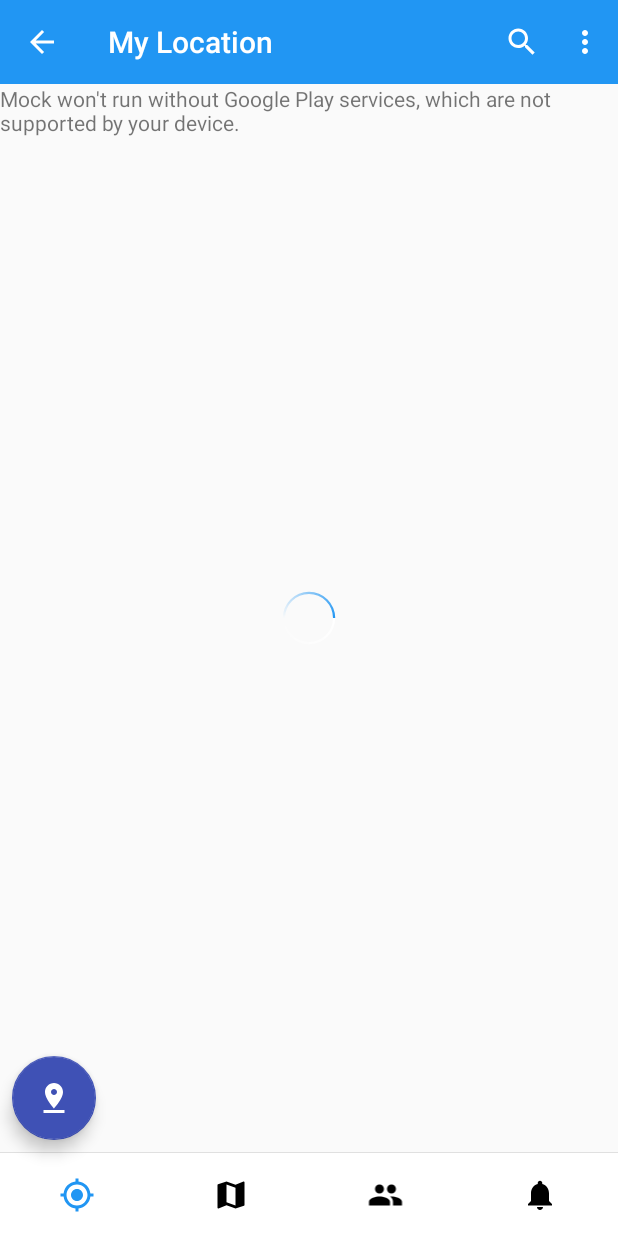
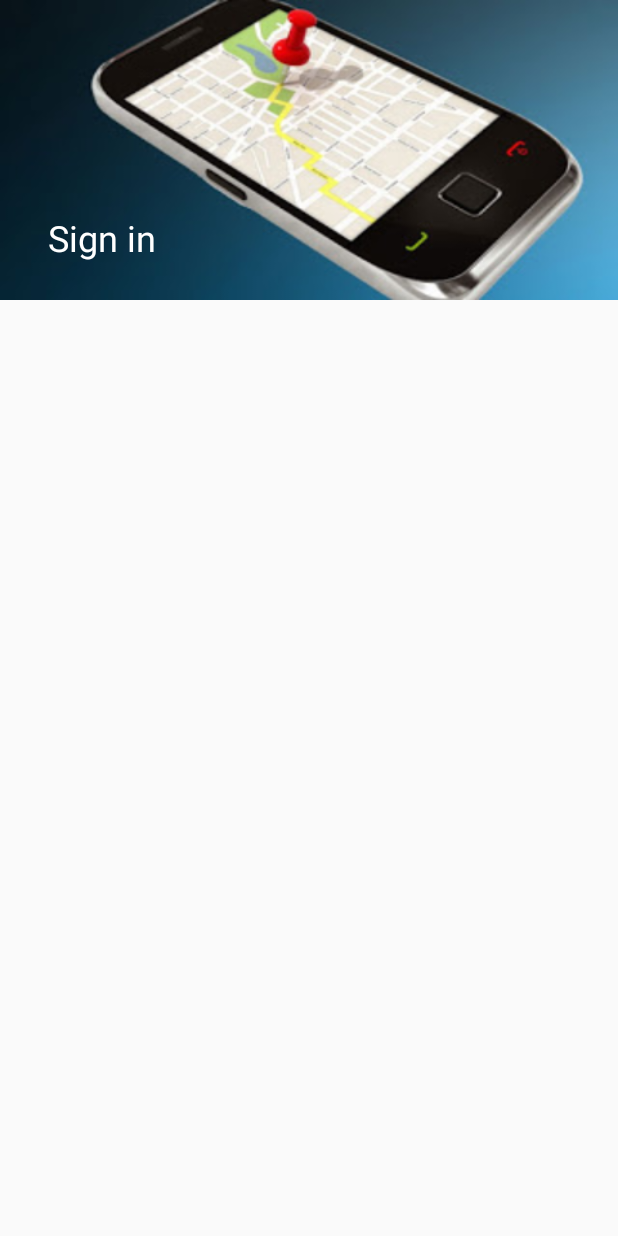
Before and after one commit to ahqmrf/Mock, an Android app: the screen it shows after launch (MyLocationActivity before the commit, SignInActivity after it), on a phone screen of 412 x 824 dp. Run offline under Robolectric (Android 15) with nearby library versions, the phone set to English and light mode, and no system bars; our stand-ins replace ButterKnife.

Commit message:
collapsing toolbar added

```diff
--- a/app/src/main/AndroidManifest.xml
+++ b/app/src/main/AndroidManifest.xml
@@ -17,11 +17,7 @@
         <activity
             android:name=".activity.MyLocationActivity"
             android:launchMode="singleTask">
-            <intent-filter>
-                <action android:name="android.intent.action.MAIN" />
 
-                <category android:name="android.intent.category.LAUNCHER" />
-            </intent-filter>
         </activity>
 
         <meta-data
@@ -31,6 +27,13 @@
         <activity
             android:name=".activity.FriendsListActivity"
             android:launchMode="singleTask" />
+        <activity android:name=".activity.SignInActivity">
+            <intent-filter>
+                <action android:name="android.intent.action.MAIN" />
+
+                <category android:name="android.intent.category.LAUNCHER" />
+            </intent-filter>
+        </activity>
     </application>
 
 </manifest>
--- a/app/src/main/java/apps/ahqmrf/mock/activity/MyLocationActivity.java
+++ b/app/src/main/java/apps/ahqmrf/mock/activity/MyLocationActivity.java
@@ -115,8 +115,10 @@ public class MyLocationActivity extends BaseActivity implements OnMapReadyCallba
                     TextView country = (TextView) v.findViewById(R.id.text_country);
 
                     LatLng latLng = marker.getPosition();
-                    lat.setText("Latitude: " + latLng.latitude);
-                    lng.setText("Longitude: " + latLng.longitude);
+                    String latStr = "Latitude: " + latLng.latitude;
+                    lat.setText(latStr);
+                    String lngStr = "Longitude: " + latLng.longitude;
+                    lng.setText(lngStr);
                     Geocoder geocoder = new Geocoder(getApplicationContext(), Locale.getDefault());
                     try {
                         List<Address> addresses = geocoder.getFromLocation(latLng.latitude, latLng.longitude, 1);
@@ -197,12 +199,14 @@ public class MyLocationActivity extends BaseActivity implements OnMapReadyCallba
         Geocoder geocoder = new Geocoder(this, Locale.getDefault());
         try {
             List<Address> addresses = geocoder.getFromLocation(latLng.latitude, latLng.longitude, 1);
-            Address obj = addresses.get(0);
-            String add = obj.getAddressLine(0);
-            add = add + ", " + obj.getLocality();
-            add = add + ", " + obj.getCountryName();
+            if(addresses != null && addresses.size() > 0) {
+                Address obj = addresses.get(0);
+                String add = obj.getAddressLine(0);
+                add = add + ", " + obj.getLocality();
+                add = add + ", " + obj.getCountryName();
 
-            refState.setValue(add);
+                refState.setValue(add);
+            }
         } catch (IOException e) {
             e.printStackTrace();
         }
--- /dev/null
+++ b/app/src/main/java/apps/ahqmrf/mock/activity/SignInActivity.java
@@ -0,0 +1,36 @@
+package apps.ahqmrf.mock.activity;
+
+import android.content.pm.ActivityInfo;
+import android.support.annotation.Nullable;
+import android.support.v7.app.AppCompatActivity;
+import android.os.Bundle;
+import android.support.v7.widget.Toolbar;
+import android.view.WindowManager;
+
+import apps.ahqmrf.mock.R;
+import butterknife.BindString;
+import butterknife.BindView;
+import butterknife.ButterKnife;
+
+public class SignInActivity extends AppCompatActivity {
+
+    @Nullable
+    @BindView(R.id.app_toolbar)
+    protected Toolbar toolbar;
+
+    @BindString(R.string.title_sign_in) String title;
+
+    @Override
+    protected void onCreate(Bundle savedInstanceState) {
+        super.onCreate(savedInstanceState);
+        setContentView(R.layout.activity_sign_in);
+        ButterKnife.bind(this);
+        setRequestedOrientation(ActivityInfo.SCREEN_ORIENTATION_PORTRAIT);
+        getWindow().setSoftInputMode(WindowManager.LayoutParams.SOFT_INPUT_STATE_HIDDEN);
+
+        if (toolbar != null) {
+            setSupportActionBar(toolbar);
+            setTitle(title);
+        }
+    }
+}
--- /dev/null
+++ b/app/src/main/res/layout/activity_sign_in.xml
@@ -0,0 +1,55 @@
+<?xml version="1.0" encoding="utf-8"?>
+<android.support.design.widget.CoordinatorLayout
+    xmlns:android="http://schemas.android.com/apk/res/android"
+    xmlns:app="http://schemas.android.com/apk/res-auto"
+    android:layout_width="match_parent"
+    android:layout_height="match_parent"
+    android:id="@+id/activity_auth"
+    >
+
+    <android.support.design.widget.AppBarLayout
+        android:id="@+id/appbarLayout"
+        android:layout_width="match_parent"
+        android:layout_height="wrap_content"
+        android:fitsSystemWindows="true"
+        android:background="@color/colorPrimary"
+        android:theme="@style/ThemeOverlay.AppCompat.Dark.ActionBar">
+
+        <android.support.design.widget.CollapsingToolbarLayout
+            android:id="@+id/collapsing_toolbar"
+            android:layout_width="match_parent"
+            android:layout_height="wrap_content"
+            android:fitsSystemWindows="true"
+            app:contentScrim="?attr/colorPrimary"
+            app:expandedTitleTextAppearance="@style/CollapsingToolBarTextAppearance"
+            app:layout_scrollFlags="scroll|exitUntilCollapsed|snap">
+
+                <ImageView
+                    android:layout_width="match_parent"
+                    android:layout_height="200dp"
+                    app:layout_collapseMode="parallax"
+                    android:scaleType="fitXY"
+                    android:src="@drawable/auth_banner"/>
+
+            <android.support.v7.widget.Toolbar
+                android:id="@+id/app_toolbar"
+                android:layout_width="match_parent"
+                android:layout_height="?attr/actionBarSize"
+                android:background="@android:color/transparent"
+                app:layout_collapseMode="pin" />
+
+        </android.support.design.widget.CollapsingToolbarLayout>
+
+
+    </android.support.design.widget.AppBarLayout>
+
+    <android.support.v4.widget.NestedScrollView
+        android:layout_width="match_parent"
+        android:layout_height="match_parent"
+        android:fillViewport="true"
+        app:layout_behavior="@string/appbar_scrolling_view_behavior">
+
+        <include layout="@layout/layout_sign_in"/>
+    </android.support.v4.widget.NestedScrollView>
+
+</android.support.design.widget.CoordinatorLayout>
--- /dev/null
+++ b/app/src/main/res/layout/layout_sign_in.xml
@@ -0,0 +1,9 @@
+<?xml version="1.0" encoding="utf-8"?>
+<LinearLayout xmlns:android="http://schemas.android.com/apk/res/android"
+    android:layout_width="match_parent"
+    android:layout_height="match_parent"
+    android:orientation="vertical"
+    android:padding="16dp">
+
+
+</LinearLayout>
--- a/app/src/main/res/values/colors.xml
+++ b/app/src/main/res/values/colors.xml
@@ -1,6 +1,7 @@
 <?xml version="1.0" encoding="utf-8"?>
 <resources>
     <color name="colorPrimary">#2196F3</color>
+    <color name="colorPrimaryTransparent">#b32196f3</color>
     <color name="colorPrimaryDark">#3F51B5</color>
     <color name="colorAccent">@color/colorPrimary</color>
     <color name="red">#F44336</color>
--- a/app/src/main/res/values/strings.xml
+++ b/app/src/main/res/values/strings.xml
@@ -8,4 +8,5 @@
     <string name="help">Help</string>
     <string name="title_my_location">My Location</string>
     <string name="title_my_friends">My Friends</string>
+    <string name="title_sign_in">Sign in</string>
 </resources>
--- a/app/src/main/res/values/styles.xml
+++ b/app/src/main/res/values/styles.xml
@@ -35,4 +35,17 @@
         <item name="android:maxLines">1</item>
     </style>
 
+    <style name="MyCustomTextAppearance" parent="TextAppearance.Design.Tab">
+        <item name="android:textAllCaps">false</item>
+    </style>
+
+    <style name="MyCustomHintTextAppearance" parent="TextAppearance.Design.Hint">
+        <item name="android:textSize">16sp</item>
+        <item name="android:textColor">@color/black</item>
+    </style>
+
+    <style name="CollapsingToolBarTextAppearance" parent="TextAppearance.Design.CollapsingToolbar.Expanded">
+        <item name="android:textSize">24sp</item>
+    </style>
+
 </resources>
```
Also changed, not shown: app/src/main/res/drawable/auth_banner.jpg (added).
